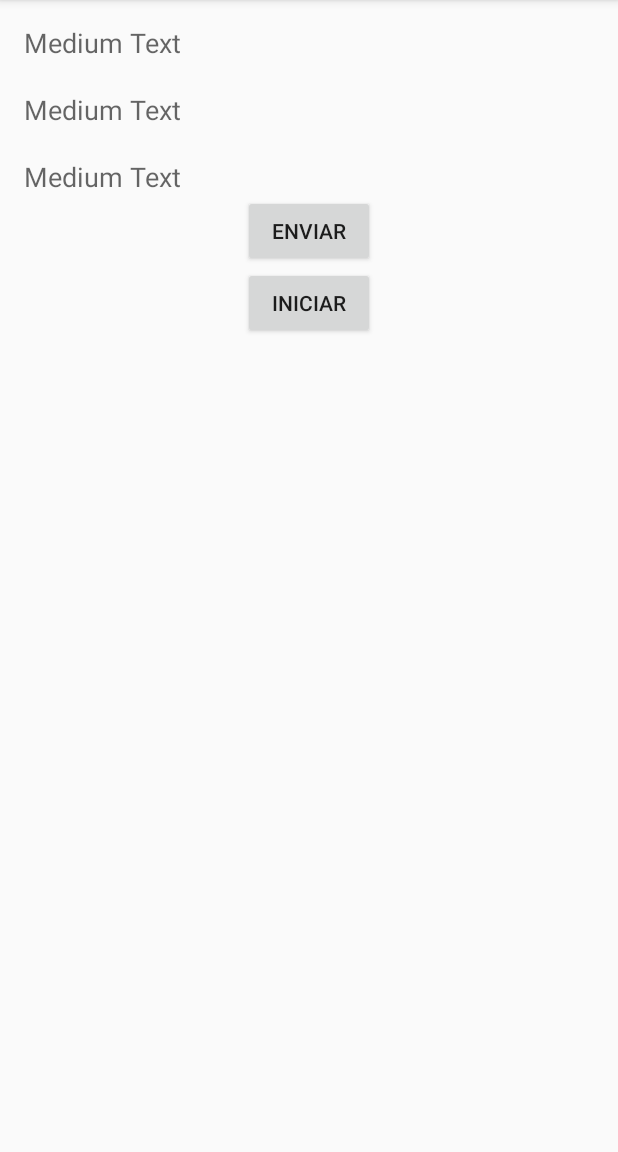
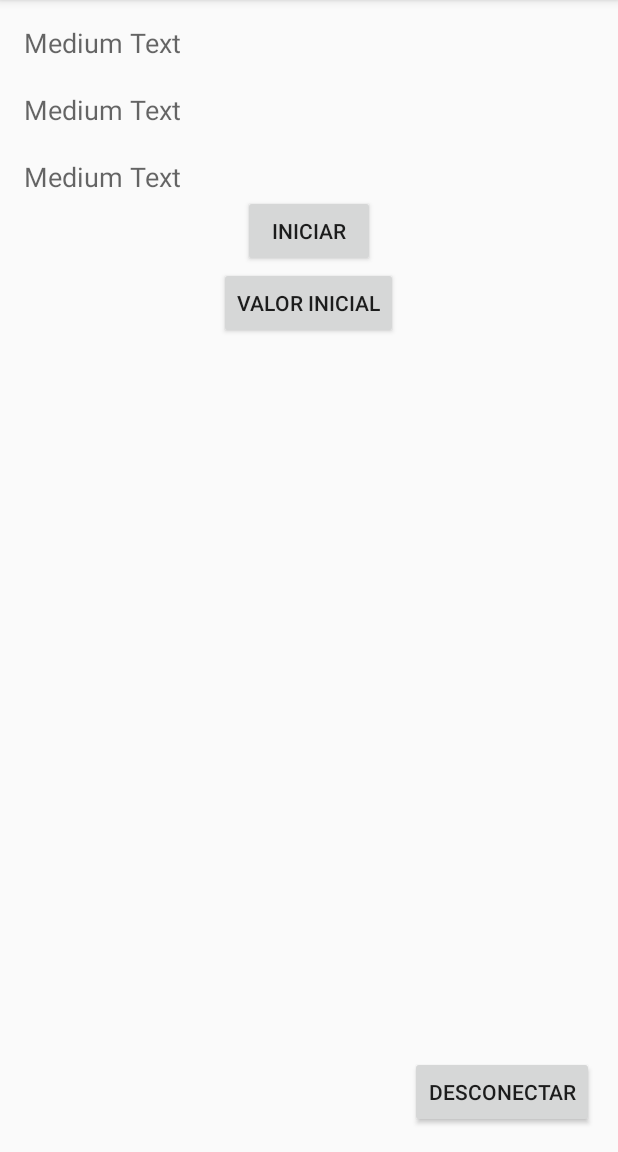
Before and after one commit to KilnerJhow/PE162G9, an Android app: the MainActivity screen opened directly, with no data from a screen before it, on a phone screen of 412 x 824 dp, the part 84-1236 px from its top. Run offline under Robolectric (Android 15) with nearby library versions, the phone set to English and light mode, and no system bars; 2 statements that could not run were skipped.

Commit message:
Adicionado função para enviar valor inicial e para desconectar o socket existente.

```diff
--- a/app/src/main/res/layout/activity_main.xml
+++ b/app/src/main/res/layout/activity_main.xml
@@ -45,17 +45,32 @@
     <Button
         android:layout_width="wrap_content"
         android:layout_height="wrap_content"
-        android:text="Enviar"
-        android:id="@+id/button2"
+        android:text="Iniciar"
+        android:id="@+id/button3"
         android:layout_gravity="center_horizontal"
         android:onClick="send"/>
 
     <Button
         android:layout_width="wrap_content"
         android:layout_height="wrap_content"
-        android:text="Iniciar"
-        android:id="@+id/button3"
+        android:text="Valor Inicial"
+        android:id="@+id/button"
         android:layout_gravity="center_horizontal"
-        android:onClick="send"/>
+        android:onClick="initialValue"/>
+
+    <RelativeLayout
+        android:layout_width="match_parent"
+        android:layout_height="match_parent">
+
+        <Button
+            android:layout_width="wrap_content"
+            android:layout_height="wrap_content"
+            android:text="Desconectar"
+            android:id="@+id/button2"
+            android:layout_alignParentBottom="true"
+            android:layout_alignParentRight="true"
+            android:layout_alignParentEnd="true"
+            android:onClick="disconnect"/>
+    </RelativeLayout>
 
 </LinearLayout>
```
Also changed, not shown: app/src/main/java/com/example/notedell/vrcamera/MainActivity.java (+17 -3 lines).
